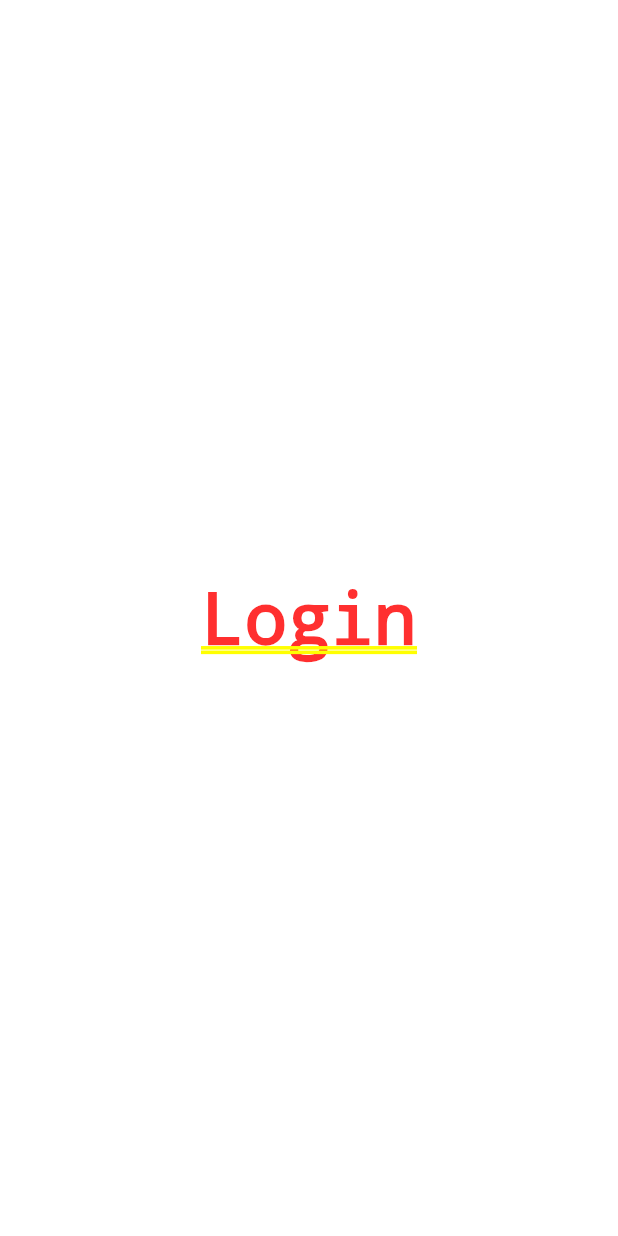
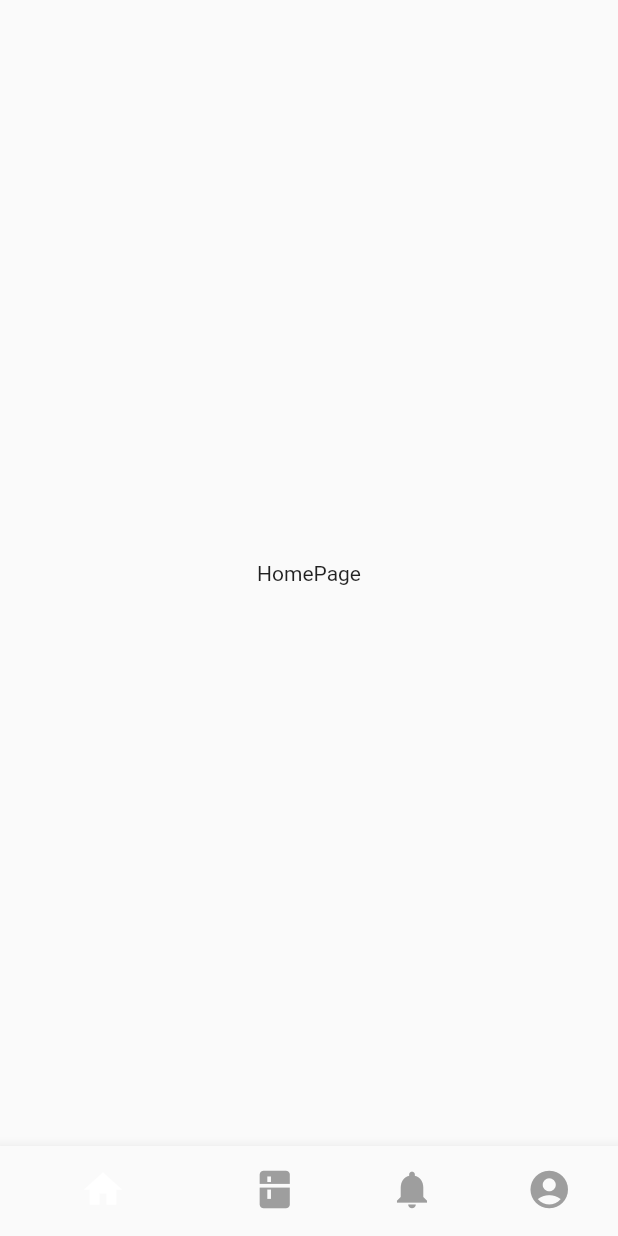
Before and after one commit to gabrielCaio/Kompress, a Flutter app: the screen it shows after launch, on a phone screen of 412 x 824 dp. Run offline on Flutter 3.47's test engine with Material 2 defaults, Android fonts, the phone set to English and light mode, and no system bars.

```diff
--- a/mobile/lib/app/myapp.dart
+++ b/mobile/lib/app/myapp.dart
@@ -1,7 +1,11 @@
 import 'package:flutter/material.dart';
 
 // Imports das paginas das aplicações
+import 'package:kompress/app/pages/home.dart';
 import 'package:kompress/app/pages/login.dart';
+import 'package:kompress/app/pages/my_pantry.dart';
+import 'package:kompress/app/pages/notifications.dart';
+import 'package:kompress/app/pages/profile.dart';
 import 'package:kompress/app/pages/register.dart';
 
 class MyApp extends StatelessWidget {
@@ -10,18 +14,23 @@ class MyApp extends StatelessWidget {
   @override
   Widget build(BuildContext context) {
     return MaterialApp(
-      // Tirar aquela faixa de debug que fica quando roda em desenvolvimeno
+      // Tirar aquela faixa de debug que fica quando roda em desenvolvimento
       debugShowCheckedModeBanner: false,
       title: "Kompress",
       // Essa propriedade diz qual pagina vai ser a primeira a ser carregada
       // ao iniciar a aplicação (Por enquanto esta a de login)
-      initialRoute: '/login',
+      initialRoute: '/home',
       // Aqui ficam todas as paginas da aplicação, a medida que forem adicionadas
       // atualizar essa propriedade para poder navegar entre as paginas segue ex:
       routes: {
         '/login': (context) => const Login(),
         '/register': (context) => const Register(),
+        '/home': (context) => const Home(),
+        '/mypantry': (context) => const MyPantry(),
+        '/notifications': (context) => const Notifications(),
+        '/profile': (context) => const Profile(),
       },
+      home: const Home(),
     );
   }
 }
--- /dev/null
+++ b/mobile/lib/app/pages/home.dart
@@ -0,0 +1,78 @@
+import 'package:flutter/material.dart';
+import 'package:kompress/app/pages/home_page.dart';
+import 'package:kompress/app/pages/my_pantry.dart';
+import 'package:kompress/app/pages/notifications.dart';
+import 'package:kompress/app/pages/profile.dart';
+
+class Home extends StatefulWidget {
+  const Home({Key? key}) : super(key: key);
+
+  @override
+  State<Home> createState() => _HomeState();
+}
+
+class _HomeState extends State<Home> {
+  int _currentIndex = 0;
+  final PageController _pageController = PageController();
+  final List<Widget> _screen = [
+    const HomePage(),
+    const MyPantry(),
+    const Notifications(),
+    const Profile(),
+  ];
+
+  void _onPageChanged(int index) {}
+
+  void _onItemTap(int index) {
+    _pageController.jumpToPage(index);
+    setState(() {
+      _currentIndex = index;
+    });
+  }
+
+  @override
+  Widget build(BuildContext context) {
+    return Scaffold(
+      body: PageView(
+        controller: _pageController,
+        children: _screen,
+        onPageChanged: _onPageChanged,
+        physics: const NeverScrollableScrollPhysics(),
+      ),
+
+      // Bottom bar
+      bottomNavigationBar: BottomNavigationBar(
+        // Props of navigation bar
+
+        selectedIconTheme: const IconThemeData(color: Colors.white),
+        unselectedIconTheme: const IconThemeData(color: Colors.grey),
+        showSelectedLabels: false,
+        showUnselectedLabels: false,
+        onTap: (index) => _onItemTap(index),
+        currentIndex: _currentIndex,
+        backgroundColor: const Color(0x7B61FFFF),
+
+        // Content of Navigation bar
+
+        items: const <BottomNavigationBarItem>[
+          BottomNavigationBarItem(
+            icon: Icon(Icons.home, size: 30),
+            label: "Home",
+          ),
+          BottomNavigationBarItem(
+            icon: Icon(Icons.kitchen, size: 30),
+            label: "MyPantry",
+          ),
+          BottomNavigationBarItem(
+            icon: Icon(Icons.notifications, size: 30),
+            label: "Notifications",
+          ),
+          BottomNavigationBarItem(
+            icon: Icon(Icons.account_circle, size: 30),
+            label: "Profile",
+          ),
+        ],
+      ),
+    );
+  }
+}
--- /dev/null
+++ b/mobile/lib/app/pages/home_page.dart
@@ -0,0 +1,19 @@
+import 'package:flutter/material.dart';
+
+class HomePage extends StatefulWidget {
+  const HomePage({Key? key}) : super(key: key);
+
+  @override
+  State<HomePage> createState() => _HomePageState();
+}
+
+class _HomePageState extends State<HomePage> {
+  @override
+  Widget build(BuildContext context) {
+    return const Scaffold(
+      body: Center(
+        child: Text("HomePage"),
+      ),
+    );
+  }
+}
--- a/mobile/lib/app/pages/login.dart
+++ b/mobile/lib/app/pages/login.dart
@@ -1,4 +1,5 @@
 import 'package:flutter/cupertino.dart';
+import 'package:flutter/material.dart';
 
 // Programar pagina de login aqui
 
@@ -7,8 +8,10 @@ class Login extends StatelessWidget {
 
   @override
   Widget build(BuildContext context) {
-    return const Center(
-      child: Text("Login"),
+    return const Scaffold(
+      body: Center(
+        child: Text("Login"),
+      ),
     );
   }
 }
--- /dev/null
+++ b/mobile/lib/app/pages/my_pantry.dart
@@ -0,0 +1,19 @@
+import 'package:flutter/material.dart';
+
+class MyPantry extends StatefulWidget {
+  const MyPantry({Key? key}) : super(key: key);
+
+  @override
+  State<MyPantry> createState() => _MyPantryState();
+}
+
+class _MyPantryState extends State<MyPantry> {
+  @override
+  Widget build(BuildContext context) {
+    return const Scaffold(
+      body: Center(
+        child: Text("MyPantry"),
+      ),
+    );
+  }
+}
--- /dev/null
+++ b/mobile/lib/app/pages/notifications.dart
@@ -0,0 +1,19 @@
+import 'package:flutter/material.dart';
+
+class Notifications extends StatefulWidget {
+  const Notifications({Key? key}) : super(key: key);
+
+  @override
+  State<Notifications> createState() => _NotificationsState();
+}
+
+class _NotificationsState extends State<Notifications> {
+  @override
+  Widget build(BuildContext context) {
+    return const Scaffold(
+      body: Center(
+        child: Text("Notifications"),
+      ),
+    );
+  }
+}
--- /dev/null
+++ b/mobile/lib/app/pages/profile.dart
@@ -0,0 +1,19 @@
+import 'package:flutter/material.dart';
+
+class Profile extends StatefulWidget {
+  const Profile({Key? key}) : super(key: key);
+
+  @override
+  State<Profile> createState() => _ProfileState();
+}
+
+class _ProfileState extends State<Profile> {
+  @override
+  Widget build(BuildContext context) {
+    return const Scaffold(
+      body: Center(
+        child: Text("Profile"),
+      ),
+    );
+  }
+}
```
Also changed, not shown: mobile/lib/app/components/avatar.dart (added, +10 -0 lines), mobile/lib/app/components/confirm_button.dart (added, +10 -0 lines), mobile/lib/app/components/item_card.dart (added, +10 -0 lines), mobile/lib/app/components/item_list_card.dart (added, +10 -0 lines), mobile/lib/app/components/notification_card.dart (added, +10 -0 lines), mobile/lib/app/components/search_bar.dart (added, +10 -0 lines), mobile/lib/app/components/tag_card.dart (added, +10 -0 lines).
